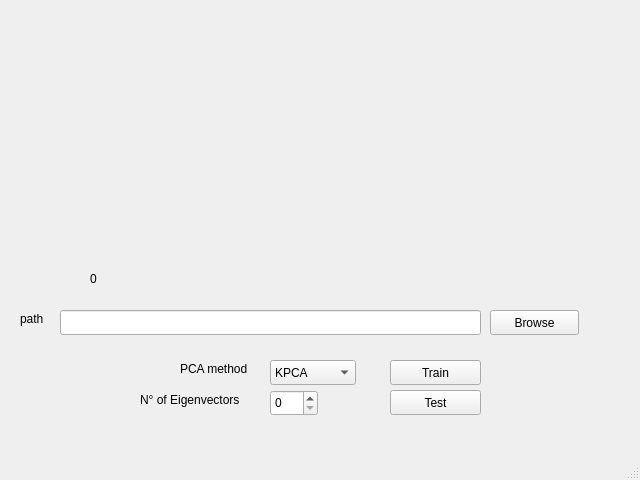
Old version of the form gui/uifiles/main.ui in the repository pabloito/AutoFaces.
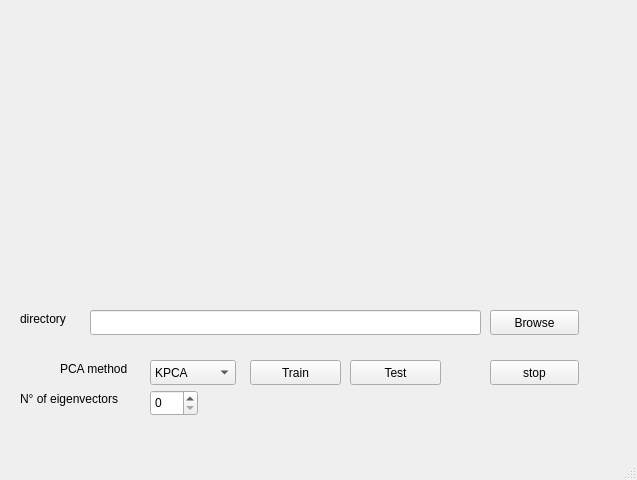
New version of the form. Custom widgets are drawn as their Qt base class.

Patch:
```diff
--- a/gui/uifiles/main.ui
+++ b/gui/uifiles/main.ui
@@ -6,7 +6,7 @@
    <rect>
     <x>0</x>
     <y>0</y>
-    <width>640</width>
+    <width>637</width>
     <height>480</height>
    </rect>
   </property>
@@ -17,7 +17,7 @@
    <widget class="QComboBox" name="pcaSelector">
     <property name="geometry">
      <rect>
-      <x>270</x>
+      <x>150</x>
       <y>360</y>
       <width>86</width>
       <height>25</height>
@@ -37,7 +37,7 @@
    <widget class="QPushButton" name="trainButton">
     <property name="geometry">
      <rect>
-      <x>390</x>
+      <x>250</x>
       <y>360</y>
       <width>91</width>
       <height>25</height>
@@ -50,8 +50,8 @@
    <widget class="QPushButton" name="testButton">
     <property name="geometry">
      <rect>
-      <x>390</x>
-      <y>390</y>
+      <x>350</x>
+      <y>360</y>
       <width>91</width>
       <height>25</height>
      </rect>
@@ -63,9 +63,9 @@
    <widget class="QLineEdit" name="fileInput">
     <property name="geometry">
      <rect>
-      <x>60</x>
+      <x>90</x>
       <y>310</y>
-      <width>421</width>
+      <width>391</width>
       <height>25</height>
      </rect>
     </property>
@@ -80,16 +80,6 @@
      </rect>
     </property>
    </widget>
-   <widget class="QSpinBox" name="eigenSelector">
-    <property name="geometry">
-     <rect>
-      <x>270</x>
-      <y>390</y>
-      <width>48</width>
-      <height>26</height>
-     </rect>
-    </property>
-   </widget>
    <widget class="QLabel" name="personLabel">
     <property name="geometry">
      <rect>
@@ -100,7 +90,7 @@
      </rect>
     </property>
     <property name="text">
-     <string notr="true">0</string>
+     <string notr="true"/>
     </property>
    </widget>
    <widget class="QPushButton" name="browseButton">
@@ -121,18 +111,18 @@
      <rect>
       <x>20</x>
       <y>310</y>
-      <width>31</width>
+      <width>61</width>
       <height>17</height>
      </rect>
     </property>
     <property name="text">
-     <string>path</string>
+     <string>directory</string>
     </property>
    </widget>
    <widget class="QLabel" name="label">
     <property name="geometry">
      <rect>
-      <x>180</x>
+      <x>60</x>
       <y>360</y>
       <width>91</width>
       <height>17</height>
@@ -142,19 +132,6 @@
      <string>PCA method</string>
     </property>
    </widget>
-   <widget class="QLabel" name="label_2">
-    <property name="geometry">
-     <rect>
-      <x>140</x>
-      <y>390</y>
-      <width>141</width>
-      <height>20</height>
-     </rect>
-    </property>
-    <property name="text">
-     <string>N° of Eigenvectors</string>
-    </property>
-   </widget>
    <widget class="QLabel" name="imageLabel">
     <property name="geometry">
      <rect>
@@ -171,6 +148,42 @@
      <string/>
     </property>
    </widget>
+   <widget class="QPushButton" name="stopButton">
+    <property name="geometry">
+     <rect>
+      <x>490</x>
+      <y>360</y>
+      <width>89</width>
+      <height>25</height>
+     </rect>
+    </property>
+    <property name="text">
+     <string>stop</string>
+    </property>
+   </widget>
+   <widget class="QSpinBox" name="spinBox">
+    <property name="geometry">
+     <rect>
+      <x>150</x>
+      <y>390</y>
+      <width>48</width>
+      <height>26</height>
+     </rect>
+    </property>
+   </widget>
+   <widget class="QLabel" name="label_2">
+    <property name="geometry">
+     <rect>
+      <x>20</x>
+      <y>390</y>
+      <width>131</width>
+      <height>17</height>
+     </rect>
+    </property>
+    <property name="text">
+     <string>N° of eigenvectors</string>
+    </property>
+   </widget>
   </widget>
   <widget class="QMenuBar" name="menubar">
    <property name="geometry">
```
Left out of the diff: 6 changed lines with no effect on the pictures.
